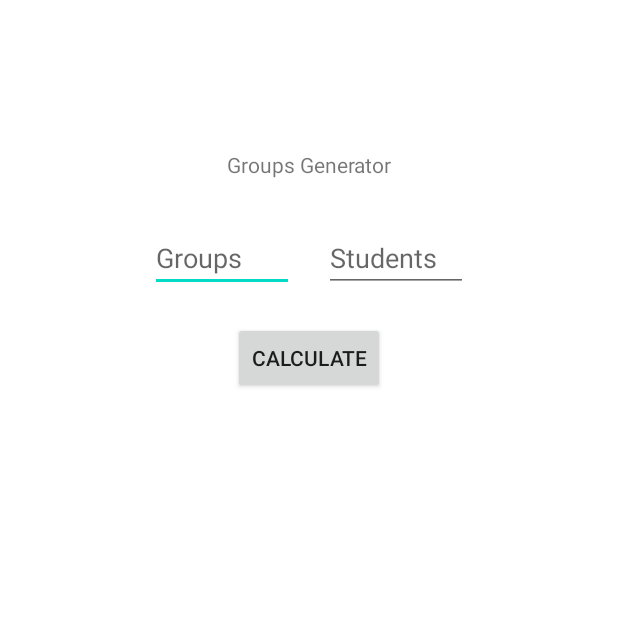
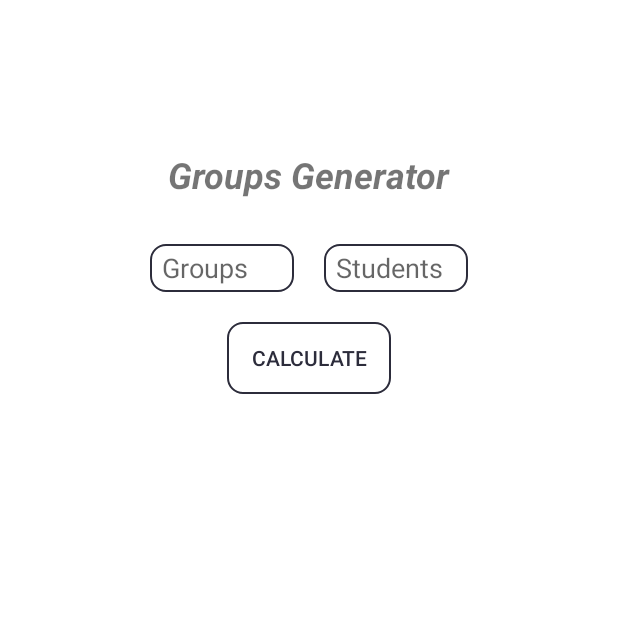
Before and after one commit to tavieto/groups-generator, an Android app: the screen it shows after launch (MainActivity), on a phone screen of 412 x 824 dp, the top half of it. Run offline under Robolectric (Android 15) with nearby library versions, the phone set to English and light mode, and no system bars.

Commit message:
update layout

```diff
--- a/app/src/main/res/layout/activity_main.xml
+++ b/app/src/main/res/layout/activity_main.xml
@@ -11,6 +11,8 @@
         android:layout_width="wrap_content"
         android:layout_height="wrap_content"
         android:text="@string/app_name"
+        android:textSize="24sp"
+        android:textStyle="bold|italic"
 
         android:layout_marginTop="100dp"
 
@@ -21,9 +23,13 @@
     <androidx.appcompat.widget.AppCompatEditText
         android:id="@+id/edt_number_groups"
         android:layout_width="0dp"
-        android:layout_height="wrap_content"
+        android:layout_height="32dp"
         android:inputType="number"
         android:hint="@string/number_groups"
+
+        android:background="@drawable/bc_btn_calculate"
+
+        android:paddingHorizontal="8dp"
 
         android:layout_marginTop="30dp"
         android:layout_marginStart="100dp"
@@ -36,9 +42,13 @@
     <androidx.appcompat.widget.AppCompatEditText
         android:id="@+id/edt_number_students"
         android:layout_width="0dp"
-        android:layout_height="wrap_content"
+        android:layout_height="32dp"
         android:inputType="number"
         android:hint="@string/number_students"
+
+        android:background="@drawable/bc_btn_calculate"
+        android:paddingHorizontal="8dp"
+
 
         android:layout_marginStart="10dp"
         android:layout_marginEnd="100dp"
@@ -52,8 +62,11 @@
         android:layout_width="wrap_content"
         android:layout_height="wrap_content"
 
+        android:background="@drawable/bc_btn_calculate"
+        android:paddingHorizontal="16dp"
+
         android:text="@string/calculate"
-
+        android:textColor="@color/stroke_group_item"
         android:layout_marginTop="20dp"
 
         app:layout_constraintTop_toBottomOf="@id/edt_number_groups"
```
